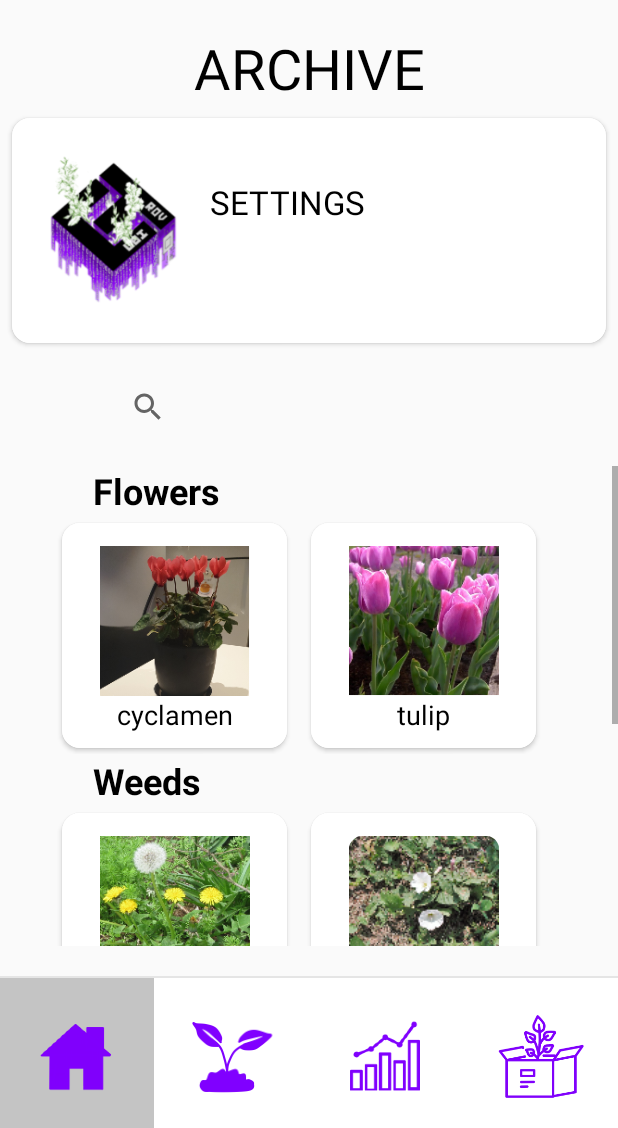
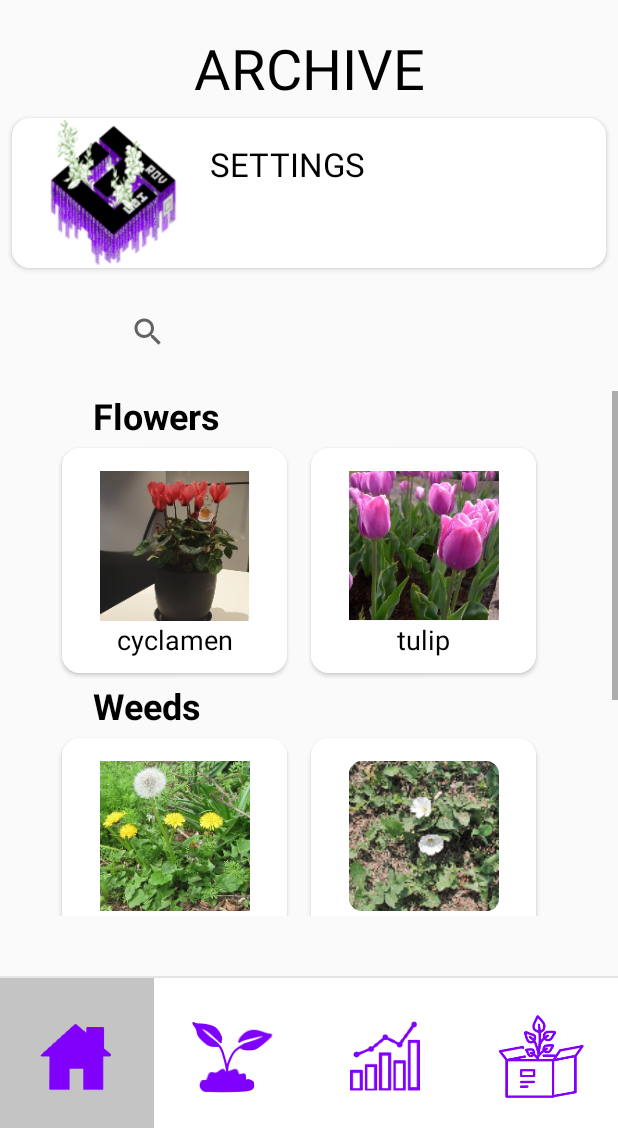
Before and after one commit to AutoFun/Cubigrov, an Android app: the fragment fragmentArchive placed in its activity, on a phone screen of 412 x 824 dp, the part 108-1236 px from its top. Run offline under Robolectric (Android 15) with nearby library versions, the phone set to English and light mode, and no system bars.

Commit message:
Hangji_10_21

```diff
--- a/app/src/main/java/com/example/cubigrov/fragment/fragmentArchive.java
+++ b/app/src/main/java/com/example/cubigrov/fragment/fragmentArchive.java
@@ -10,6 +10,8 @@ import android.view.View;
 import android.view.ViewGroup;
 
 import com.example.cubigrov.R;
+import com.example.cubigrov.plantsDetail.cyclamenDetail;
+import com.example.cubigrov.plantsDetail.tulipDetail;
 import com.example.cubigrov.setting.setting;
 
 import androidx.annotation.RequiresApi;
@@ -19,7 +21,7 @@ import androidx.cardview.widget.CardView;
 public class fragmentArchive extends Fragment {
 
     View mView;
-    private CardView settingDataCV;
+    private CardView settingDataCV,cyclamenCV,tulipCV,dandelionCV,bindweedCV,gumtreeCV,paperbarkCV;
 
     public fragmentArchive() {
         // Required empty public constructor
@@ -46,6 +48,62 @@ public class fragmentArchive extends Fragment {
                 startActivity(new Intent(getContext(), setting.class));
             }
         });
+
+        cyclamenCV = mView.findViewById(R.id.cv_cyclamen);
+        cyclamenCV.setOnClickListener(new View.OnClickListener() {
+            @RequiresApi(api = Build.VERSION_CODES.M)
+            @Override
+            public void onClick(View view) {
+                startActivity(new Intent(getContext(), cyclamenDetail.class));
+            }
+        });
+
+        tulipCV = mView.findViewById(R.id.cv_tulip);
+        tulipCV.setOnClickListener(new View.OnClickListener() {
+            @RequiresApi(api = Build.VERSION_CODES.M)
+            @Override
+            public void onClick(View view) {
+                startActivity(new Intent(getContext(), tulipDetail.class));
+            }
+        });
+
+        dandelionCV = mView.findViewById(R.id.cv_dandelion);
+        dandelionCV.setOnClickListener(new View.OnClickListener() {
+            @RequiresApi(api = Build.VERSION_CODES.M)
+            @Override
+            public void onClick(View view) {
+                startActivity(new Intent(getContext(), cyclamenDetail.class));
+            }
+        });
+
+        bindweedCV = mView.findViewById(R.id.cv_bindweed);
+        bindweedCV.setOnClickListener(new View.OnClickListener() {
+            @RequiresApi(api = Build.VERSION_CODES.M)
+            @Override
+            public void onClick(View view) {
+                startActivity(new Intent(getContext(), cyclamenDetail.class));
+            }
+        });
+
+        gumtreeCV = mView.findViewById(R.id.cv_gumtree);
+        gumtreeCV.setOnClickListener(new View.OnClickListener() {
+            @RequiresApi(api = Build.VERSION_CODES.M)
+            @Override
+            public void onClick(View view) {
+                startActivity(new Intent(getContext(), cyclamenDetail.class));
+            }
+        });
+
+        paperbarkCV = mView.findViewById(R.id.cv_paperbark);
+        paperbarkCV.setOnClickListener(new View.OnClickListener() {
+            @RequiresApi(api = Build.VERSION_CODES.M)
+            @Override
+            public void onClick(View view) {
+                startActivity(new Intent(getContext(), cyclamenDetail.class));
+            }
+        });
+
+
     }
 
 }
--- a/app/src/main/java/com/example/cubigrov/sensor/sensorData.java
+++ b/app/src/main/java/com/example/cubigrov/sensor/sensorData.java
@@ -53,7 +53,7 @@ public class sensorData extends AppCompatActivity implements SensorEventListener
     @Override
     protected void onCreate(Bundle savedInstanceState) {
         super.onCreate(savedInstanceState);
-        setContentView(R.layout.activity_main);
+        setContentView(R.layout.sensordata);
 
         ambientValue = (TextView)findViewById(R.id.ambient_text);
         valueFields[AMBIENT]=ambientValue;
--- a/app/src/main/res/layout/fg_archive.xml
+++ b/app/src/main/res/layout/fg_archive.xml
@@ -21,7 +21,7 @@
     <androidx.cardview.widget.CardView
         android:id="@+id/cv_setting"
         android:layout_width="match_parent"
-        android:layout_height="150dp"
+        android:layout_height="100dp"
         android:layout_marginBottom="4dp"
         android:layout_marginLeft="8dp"
         android:layout_marginRight="8dp"
@@ -83,7 +83,7 @@
 
     <ScrollView
         android:layout_width="match_parent"
-        android:layout_height="320dp">
+        android:layout_height="350dp">
 
     <LinearLayout
         android:layout_width="match_parent"
@@ -108,7 +108,7 @@
             >
 
             <androidx.cardview.widget.CardView
-                android:id="@+id/cyclamen"
+                android:id="@+id/cv_cyclamen"
                 android:layout_width="150dp"
                 android:layout_height="150dp"
                 android:layout_marginBottom="4dp"
@@ -153,7 +153,7 @@
             </androidx.cardview.widget.CardView>
 
             <androidx.cardview.widget.CardView
-                android:id="@+id/tulip"
+                android:id="@+id/cv_tulip"
                 android:layout_width="150dp"
                 android:layout_height="150dp"
                 android:layout_marginBottom="4dp"
@@ -208,7 +208,7 @@
             >
 
             <androidx.cardview.widget.CardView
-                android:id="@+id/dandelion"
+                android:id="@+id/cv_dandelion"
                 android:layout_width="150dp"
                 android:layout_height="150dp"
                 android:layout_marginBottom="4dp"
@@ -245,7 +245,7 @@
             </androidx.cardview.widget.CardView>
 
             <androidx.cardview.widget.CardView
-                android:id="@+id/bindweed"
+                android:id="@+id/cv_bindweed"
                 android:layout_width="150dp"
                 android:layout_height="150dp"
                 android:layout_marginBottom="4dp"
@@ -306,7 +306,7 @@
             >
 
             <androidx.cardview.widget.CardView
-                android:id="@+id/gumtree"
+                android:id="@+id/cv_gumtree"
                 android:layout_width="150dp"
                 android:layout_height="150dp"
                 android:layout_marginBottom="4dp"
@@ -351,7 +351,7 @@
             </androidx.cardview.widget.CardView>
 
             <androidx.cardview.widget.CardView
-                android:id="@+id/paperbark"
+                android:id="@+id/cv_paperbark"
                 android:layout_width="150dp"
                 android:layout_height="150dp"
                 android:layout_marginBottom="4dp"
```
Also changed, not shown: app/src/main/AndroidManifest.xml (+17 -18 lines), app/src/main/java/com/example/cubigrov/plantsDetail/cyclamenDetail.java (added, +88 -0 lines), app/src/main/java/com/example/cubigrov/plantsDetail/tulipDetail.java (added, +88 -0 lines), app/src/main/res/layout/cyc_details.xml (added, +75 -0 lines), app/src/main/res/layout/tulip_details.xml (added, +74 -0 lines). Lines whose indentation alone changed are shown as unchanged.
